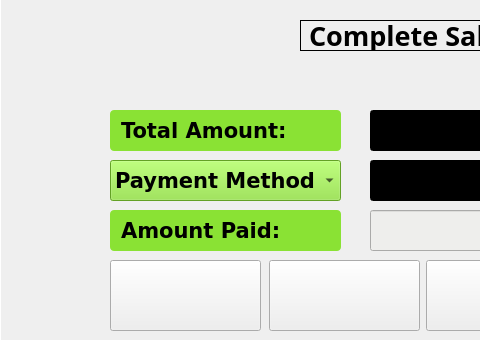
vinnadipo09/bullet, file completepaymentwindow.ui: the form before one commit; both pictures show x 0 to 480 and y 0 to 340 of the 800 by 600 pixel window.
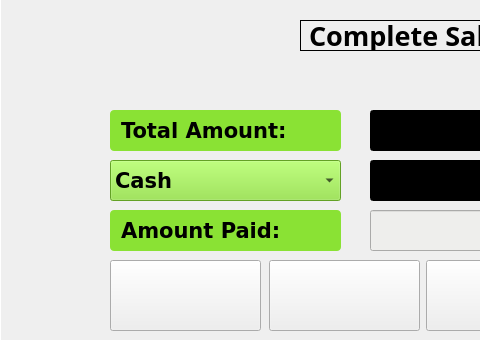
The form after the commit. Icons and pictures are not drawn.

Patch:
```diff
--- a/completepaymentwindow.ui
+++ b/completepaymentwindow.ui
@@ -118,11 +118,6 @@
    <property name="styleSheet">
     <string notr="true">background-color: rgb(138, 226, 52);</string>
    </property>
-   <item>
-    <property name="text">
-     <string>Payment Method</string>
-    </property>
-   </item>
    <item>
     <property name="text">
      <string>Cash</string>
```
Left out of the diff: 19 changed lines with no effect on the pictures.
